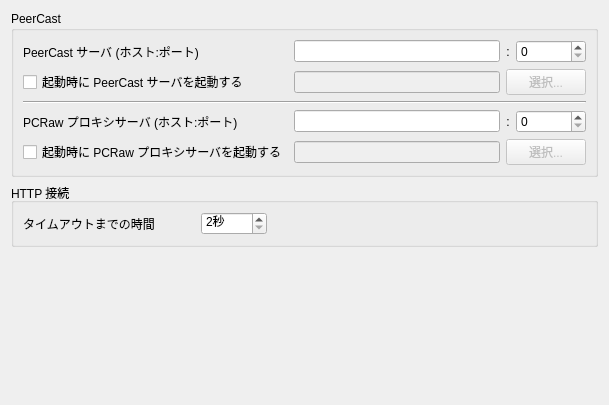
This is networkwidget.ui in bookdraft/QPeerCastYP as Qt 5 draws it before an edit. The edited form follows.
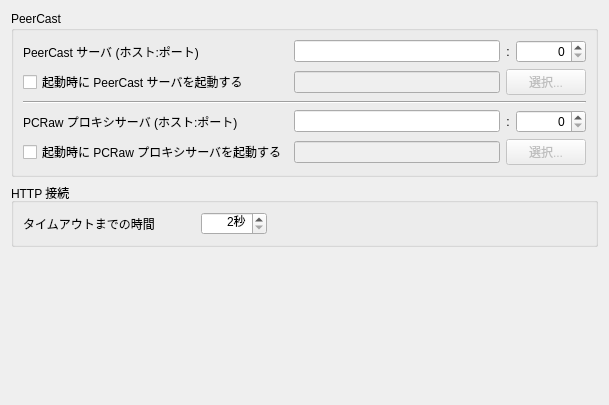
This is the edited form.

Diff of the .ui file:
```diff
--- a/networkwidget.ui
+++ b/networkwidget.ui
@@ -56,6 +56,9 @@
       </item>
       <item row="0" column="3" >
        <widget class="QSpinBox" name="peerCastServerPortSpinBox" >
+        <property name="alignment" >
+         <set>Qt::AlignRight|Qt::AlignTrailing|Qt::AlignVCenter</set>
+        </property>
         <property name="maximum" >
          <number>65535</number>
         </property>
@@ -135,6 +138,9 @@
       </item>
       <item row="3" column="3" >
        <widget class="QSpinBox" name="pcrawProxyServerPortSpinBox" >
+        <property name="alignment" >
+         <set>Qt::AlignRight|Qt::AlignTrailing|Qt::AlignVCenter</set>
+        </property>
         <property name="maximum" >
          <number>65535</number>
         </property>
@@ -201,6 +207,9 @@
       </item>
       <item>
        <widget class="QSpinBox" name="httpTimeoutIntervalSpinBox" >
+        <property name="alignment" >
+         <set>Qt::AlignRight|Qt::AlignTrailing|Qt::AlignVCenter</set>
+        </property>
         <property name="suffix" >
          <string>秒</string>
         </property>
```
